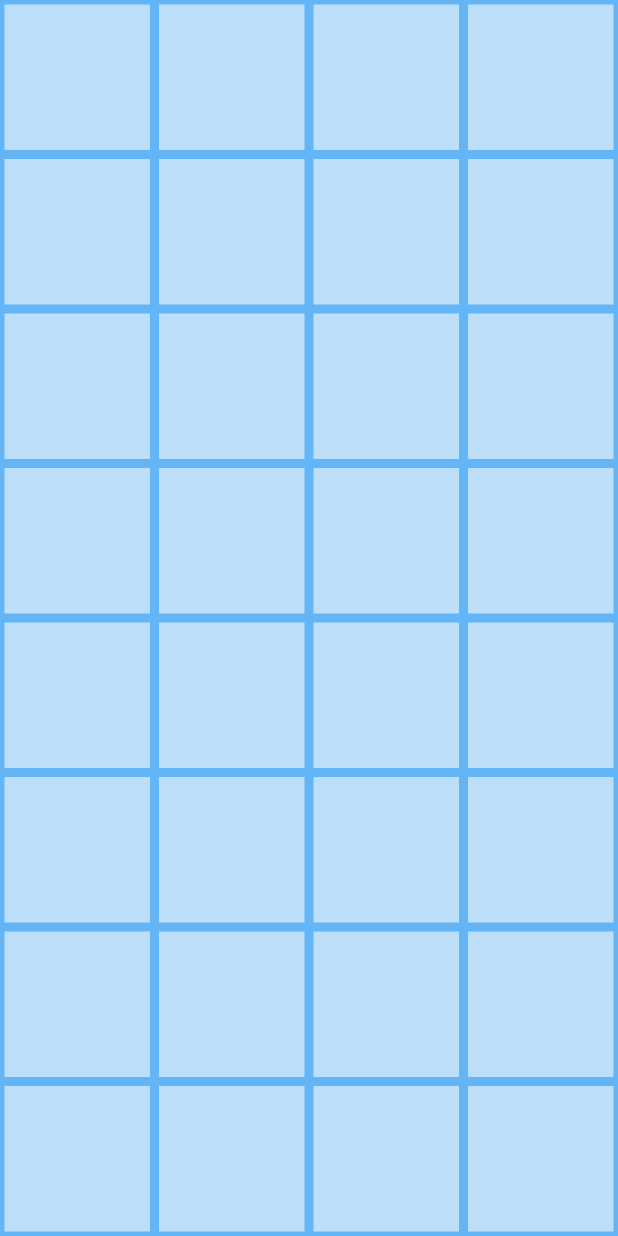
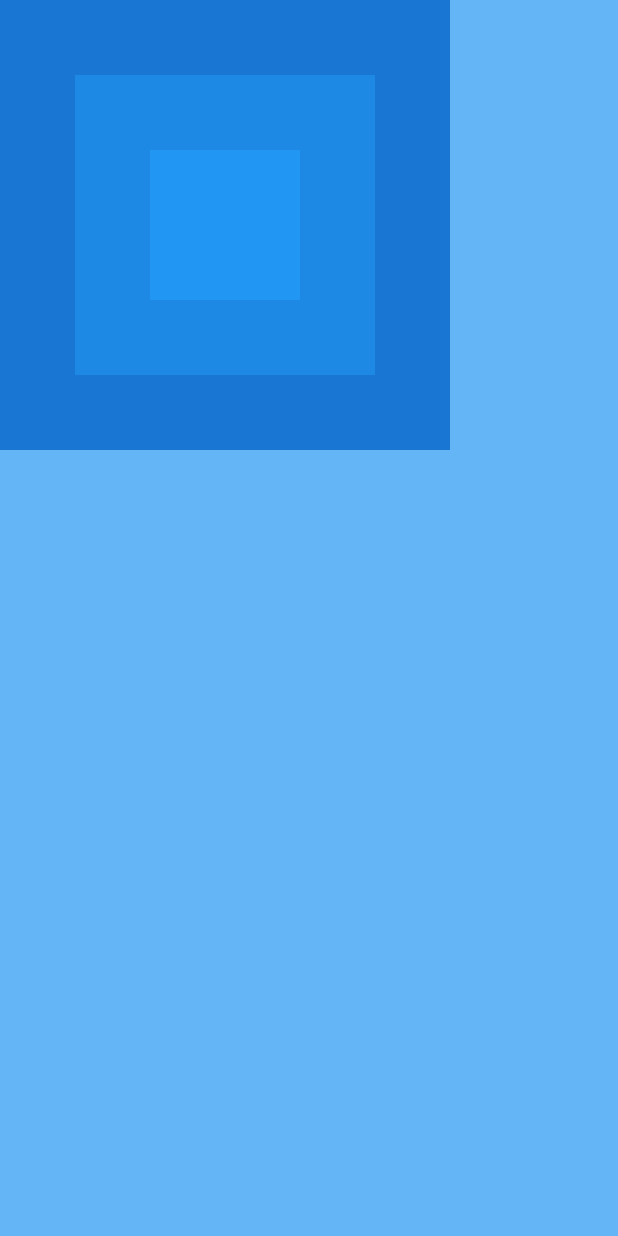
Before and after one commit to JakeOJeff/basics, a Flutter app: the screen it shows after launch, on a phone screen of 412 x 824 dp. Run offline on Flutter 3.47's test engine with Material 3 defaults, Android fonts, the phone set to English and light mode, and no system bars.

Commit message:
Alighnment Stack

```diff
--- a/lib/main.dart
+++ b/lib/main.dart
@@ -14,15 +14,31 @@ class MyApp extends StatelessWidget {
       home: Scaffold(
         backgroundColor: Colors.blue[300],
 
-        body: GridView.builder(
-          itemCount: 64,
-          gridDelegate:
-            SliverGridDelegateWithFixedCrossAxisCount(crossAxisCount:4),
-          itemBuilder: (context, index) => Container(
-            color: Colors.blue[100],
-            margin: EdgeInsets.all(3),
-          ),
+        body: Stack(
+          alignment: Alignment.center,
+          children: [
 
+
+            Container(
+              width: 300,
+              height: 300,
+              color: Colors.blue[700]
+            ),
+
+
+            Container(
+              width: 200,
+              height: 200,
+              color: Colors.blue[600]
+            ),
+
+
+            Container(
+              width: 100,
+              height: 100,
+              color: Colors.blue[500]
+            )
+          ],
         ),
       ),
     );
```
